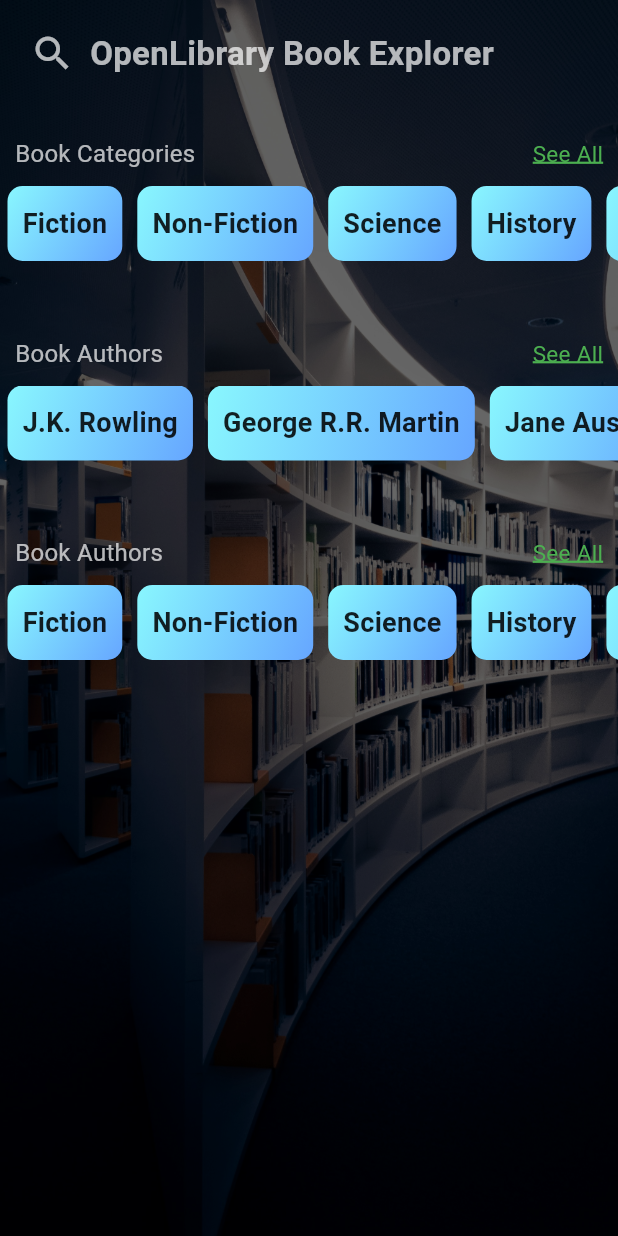
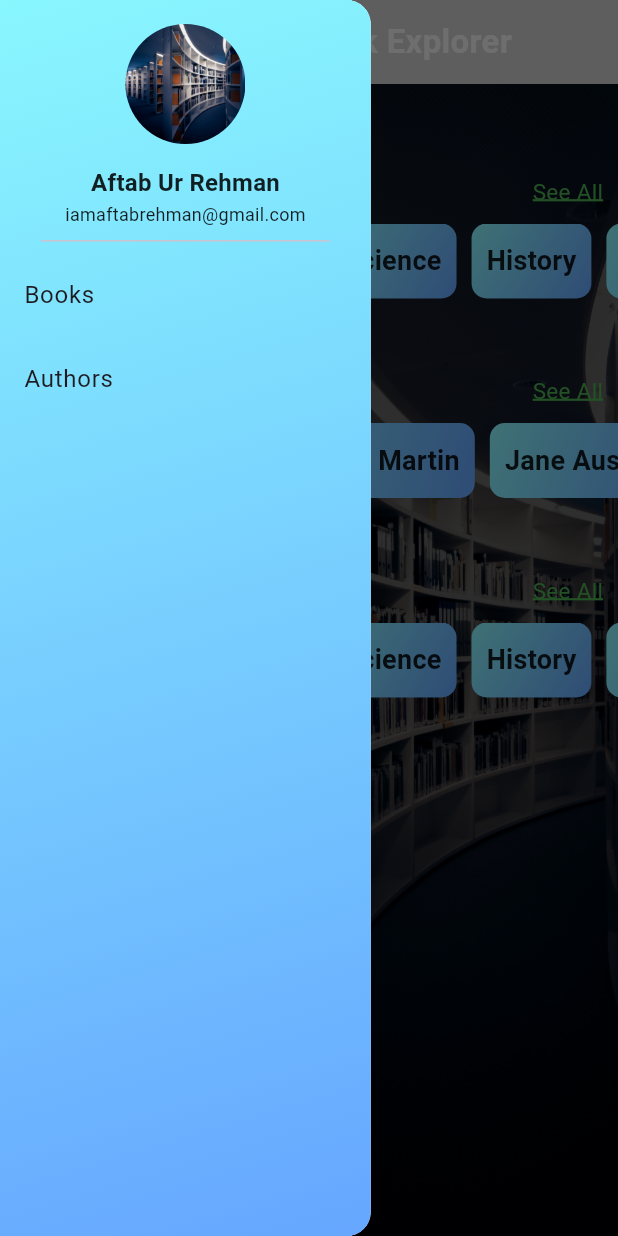
Before and after one commit to IAftabRehman/OpenLibrary-Book-Explorer-API-Flutter, a Flutter app: the HomeScreen screen opened by its route, with the side drawer open (before the commit the screen has no drawer), on a phone screen of 412 x 824 dp. Run offline on Flutter 3.47's test engine with Material 3 defaults, Android fonts, the phone set to English and light mode, and no system bars; our stand-ins replace cloud_firestore, firebase_auth, firebase_core, flutter_animate, video_player; accounts and stored records are empty; Roboto replaces fonts that are missing (Poppins).

Commit message:
SignUp and Login file done with firebase as well, and also App Drawer Side

```diff
--- a/lib/Presentation/Views/ForgetPasswordScreen.dart
+++ b/lib/Presentation/Views/ForgetPasswordScreen.dart
@@ -54,7 +54,7 @@ class _ForgetPasswordScreenState extends State<ForgetPasswordScreen> {
             AuthenticationTextField(
               controller: emailController,
               keyboard: TextInputType.emailAddress,
-              labelText: "Email",
+              hintText: "Email",
               suffixIcon: Icons.email_outlined,
               isPasswordField: false,
             ),
--- a/lib/Presentation/Views/HomeScreen.dart
+++ b/lib/Presentation/Views/HomeScreen.dart
@@ -17,6 +17,8 @@ class HomeScreen extends StatefulWidget {
 }
 
 class _HomeScreenState extends State<HomeScreen> {
+  final GlobalKey<ScaffoldState> _scaffoldKey = GlobalKey<ScaffoldState>();
+
   List<CategoriesModel> categoriesModel = [
     CategoriesModel(name: "Fiction"),
     CategoriesModel(name: "Non-Fiction"),
@@ -40,7 +42,7 @@ class _HomeScreenState extends State<HomeScreen> {
     AuthorsModel(name: "Stephen King"),
   ];
 
-  List<FavouriteBookModel>  favouriteBookModel= [
+  List<FavouriteBookModel> favouriteBookModel = [
     FavouriteBookModel(name: "Fiction"),
     FavouriteBookModel(name: "Non-Fiction"),
     FavouriteBookModel(name: "Science"),
@@ -50,12 +52,66 @@ class _HomeScreenState extends State<HomeScreen> {
     FavouriteBookModel(name: "Businesses"),
   ];
 
-
-
   @override
   Widget build(BuildContext context) {
     final themeProvider = Provider.of<ThemeProvider>(context);
+
     return Scaffold(
+      key: _scaffoldKey,
+      extendBodyBehindAppBar: true,
+      backgroundColor: Colors.transparent,
+      appBar: AppBar(
+        backgroundColor: Colors.black.withOpacity(0.2),
+        elevation: 0, // remove shadow
+        leading: MyIconContainer(
+          onTap: () {
+            _scaffoldKey.currentState?.openDrawer();
+          },
+          icon: Icons.menu,
+          iconSize: 30,
+          iconColor: Colors.white70,
+        ),
+        title: MyText(
+          text: "OpenLibrary Book Explorer",
+          color: Colors.white70,
+          fontWeight: FontWeight.bold,
+          size: 22,
+        ),
+      ),
+      drawer: SizedBox(
+        width: MediaQuery.of(context).size.width * 0.6,
+        child: Drawer(
+          child: MyContainer(
+            decoration: BoxDecoration(gradient: themeProvider.backgroundColor),
+            child: Column(
+              children: [
+                DrawerHeader(
+                  child: Column(
+                    children: [
+                      MyContainer(
+                        height: 80,
+                        width: 80,
+                        decoration: BoxDecoration(
+                          shape: BoxShape.circle,
+                          image: DecorationImage(
+                            image: AssetImage('assets/images/background.jpg'),
+                            fit: BoxFit.cover,
+                          ),
+                        ),
+                      ),
+                      const Spacer(),
+                      MyText(text: "Aftab Ur Rehman", size: 16, fontWeight: FontWeight.bold, color: themeProvider.primaryTextColor),
+                      MyText(text: "iamaftabrehman@gmail.com", size: 12, color: themeProvider.primaryTextColor)
+                    ],
+                  )
+                ),
+                ListTile(title: Text("Books")),
+                ListTile(title: Text("Authors")),
+              ],
+            ),
+          ),
+        ),
+      ),
       body: SafeArea(
         child: Stack(
           children: [
@@ -74,28 +130,6 @@ class _HomeScreenState extends State<HomeScreen> {
                 mainAxisAlignment: MainAxisAlignment.start,
                 crossAxisAlignment: CrossAxisAlignment.start,
                 children: [
-                  Padding(
-                    padding: const EdgeInsets.symmetric(horizontal: 20),
-                    child: Row(
-                      children: [
-                        MyIconContainer(
-                          icon: Icons.search_sharp,
-                          iconSize: 30,
-                          iconColor: Colors.white70,
-                        ),
-
-                        const SizedBox(width: 10),
-
-                        MyText(
-                          text: "OpenLibrary Book Explorer",
-                          color: Colors.white70,
-                          fontWeight: FontWeight.bold,
-                          size: 22,
-                        ),
-                      ],
-                    ),
-                  ),
-
                   const SizedBox(height: 40),
 
                   listViewContainer(
--- a/lib/Presentation/Views/SplashScreen.dart
+++ b/lib/Presentation/Views/SplashScreen.dart
@@ -23,7 +23,6 @@ class _SplashScreenState extends State<SplashScreen> {
         Future.delayed(Duration(seconds: 5), () {
           Navigator.pushReplacementNamed(context, AppRoutes.onBoarding);
         });
-
         setState(() {});
       });
   }
--- a/lib/Services/RegistrationServices.dart
+++ b/lib/Services/RegistrationServices.dart
@@ -1,7 +1,7 @@
 import 'package:cloud_firestore/cloud_firestore.dart';
 import '../Models/RegistrationModel.dart';
 
-class RegistrationServices{
+class RegistrationServices {
   Future createAccount(RegistrationModel model) async {
     return await FirebaseFirestore.instance
         .collection('createAccount')
```
Also changed, not shown: lib/Presentation/CommonWidgets/AuthenticationTextField.dart (+5 -5 lines), lib/Presentation/Views/LogInScreen.dart (+38 -5 lines), lib/Presentation/Views/SignUpScreen.dart (+26 -12 lines), lib/Providers/AuthenticationProvider.dart (+42 -5 lines).
